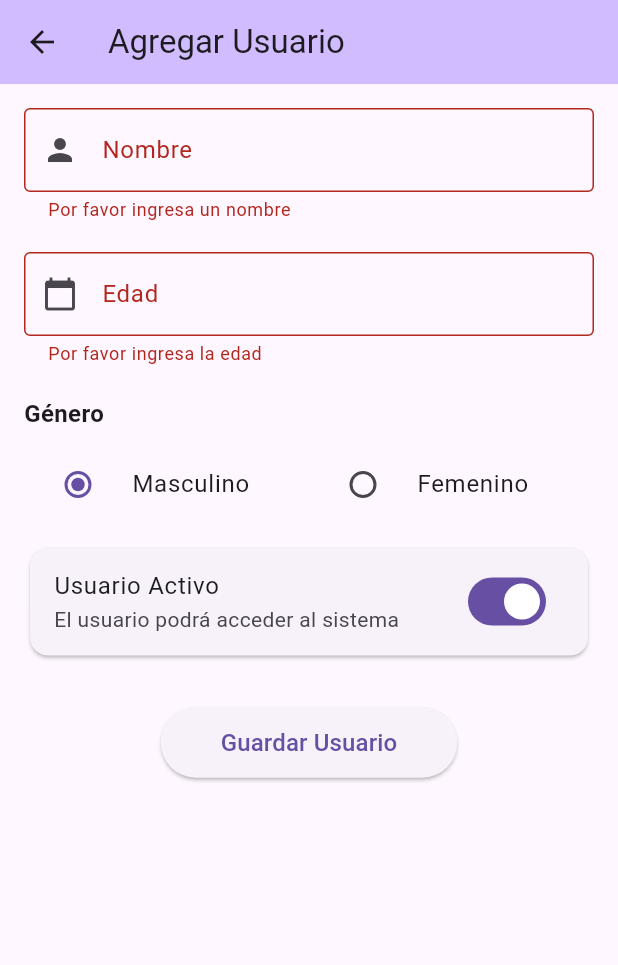
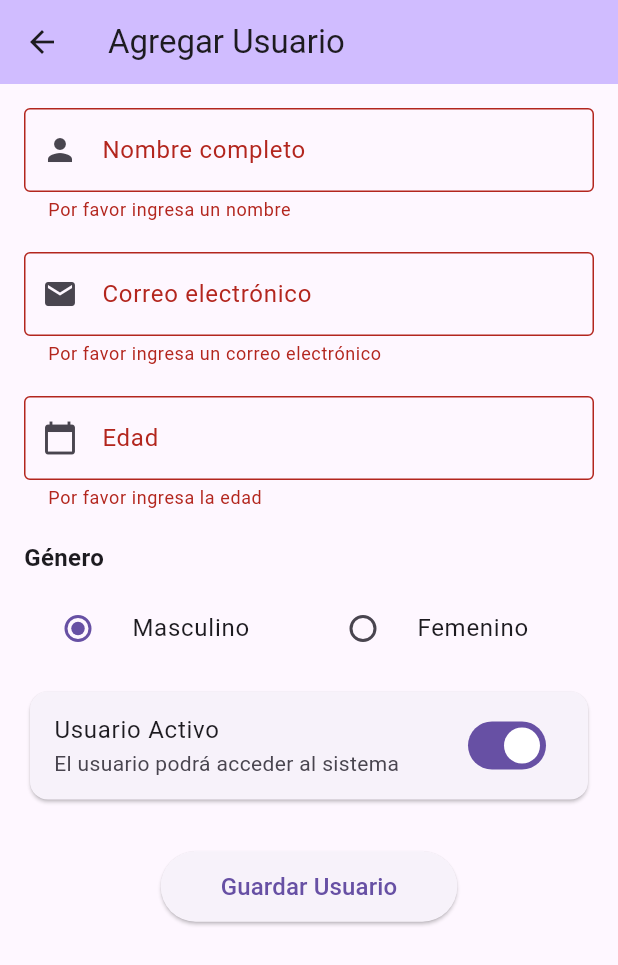
Before and after one commit to rnz23/FLUTTER_DSMV, a Flutter app: the UserFormScreen screen opened directly, after a tap on "Guardar Usuario", on a phone screen of 412 x 824 dp. Shown: the top 965 px of the screen. Run offline on Flutter 3.47's test engine with Material 3 defaults, Android fonts, the phone set to English and light mode, and no system bars.

Commit message:
Añadiendo funcionalidad de correo y validaciond¿ de correo vacio

```diff
--- a/gestion_usuarios/lib/models/user.dart
+++ b/gestion_usuarios/lib/models/user.dart
@@ -3,12 +3,14 @@ class User {
   String genero;
   bool activo;
   int edad;
+  String email; // NUEVO CAMPO
 
   User({
     required this.nombre,
     required this.genero,
     required this.activo,
     required this.edad,
+    required this.email, // NUEVO CAMPO
   });
 
   User copyWith({
@@ -16,12 +18,14 @@ class User {
     String? genero,
     bool? activo,
     int? edad,
+    String? email, // NUEVO CAMPO
   }) {
     return User(
       nombre: nombre ?? this.nombre,
       genero: genero ?? this.genero,
       activo: activo ?? this.activo,
       edad: edad ?? this.edad,
+      email: email ?? this.email, // NUEVO CAMPO
     );
   }
 }
--- a/gestion_usuarios/lib/views/user_form_screen.dart
+++ b/gestion_usuarios/lib/views/user_form_screen.dart
@@ -17,6 +17,7 @@ class _UserFormScreenState extends State<UserFormScreen> {
   String _genero = 'Masculino';
   bool _activo = true;
   late int _edad;
+  late String _email; // NUEVA VARIABLE
 
   @override
   void initState() {
@@ -26,10 +27,18 @@ class _UserFormScreenState extends State<UserFormScreen> {
       _genero = widget.usuario!.genero;
       _activo = widget.usuario!.activo;
       _edad = widget.usuario!.edad;
+      _email = widget.usuario!.email; // INICIALIZAR
     } else {
       _nombre = '';
       _edad = 0;
+      _email = ''; // VALOR POR DEFECTO
     }
+  }
+
+  // FUNCIÓN PARA VALIDAR EMAIL
+  bool _isValidEmail(String email) {
+    final emailRegex = RegExp(r'^[\w-\.]+@([\w-]+\.)+[\w-]{2,4}$');
+    return emailRegex.hasMatch(email);
   }
 
   @override
@@ -46,10 +55,11 @@ class _UserFormScreenState extends State<UserFormScreen> {
           child: Column(
             crossAxisAlignment: CrossAxisAlignment.start,
             children: [
+              // CAMPO NOMBRE
               TextFormField(
                 initialValue: _nombre,
                 decoration: const InputDecoration(
-                  labelText: 'Nombre',
+                  labelText: 'Nombre completo',
                   border: OutlineInputBorder(),
                   prefixIcon: Icon(Icons.person),
                 ),
@@ -68,6 +78,30 @@ class _UserFormScreenState extends State<UserFormScreen> {
                 onSaved: (value) => _nombre = value!,
               ),
               const SizedBox(height: 20),
+
+              // CAMPO EMAIL
+              TextFormField(
+                initialValue: _email,
+                keyboardType: TextInputType.emailAddress,
+                decoration: const InputDecoration(
+                  labelText: 'Correo electrónico',
+                  border: OutlineInputBorder(),
+                  prefixIcon: Icon(Icons.email),
+                ),
+                validator: (value) {
+                  if (value == null || value.isEmpty) {
+                    return 'Por favor ingresa un correo electrónico';
+                  }
+                  if (!_isValidEmail(value)) {
+                    return 'Ingresa un correo electrónico válido';
+                  }
+                  return null;
+                },
+                onSaved: (value) => _email = value!,
+              ),
+              const SizedBox(height: 20),
+
+              // CAMPO EDAD
               TextFormField(
                 initialValue: _edad == 0 ? '' : _edad.toString(),
                 keyboardType: TextInputType.number,
@@ -95,6 +129,8 @@ class _UserFormScreenState extends State<UserFormScreen> {
                 onSaved: (value) => _edad = int.parse(value!),
               ),
               const SizedBox(height: 20),
+
+              // GÉNERO
               const Text(
                 'Género',
                 style: TextStyle(fontSize: 16, fontWeight: FontWeight.bold),
@@ -121,6 +157,8 @@ class _UserFormScreenState extends State<UserFormScreen> {
                 ],
               ),
               const SizedBox(height: 10),
+
+              // ACTIVO/INACTIVO
               Card(
                 child: SwitchListTile(
                   title: const Text('Usuario Activo'),
@@ -130,6 +168,8 @@ class _UserFormScreenState extends State<UserFormScreen> {
                 ),
               ),
               const SizedBox(height: 30),
+
+              // BOTÓN GUARDAR
               Center(
                 child: ElevatedButton(
                   onPressed: () {
@@ -140,6 +180,7 @@ class _UserFormScreenState extends State<UserFormScreen> {
                         genero: _genero,
                         activo: _activo,
                         edad: _edad,
+                        email: _email, // NUEVO CAMPO
                       );
                       Navigator.pop(context, user);
                     }
```
Also changed, not shown: gestion_usuarios/lib/views/user_list_screen.dart (+92 -11 lines).
